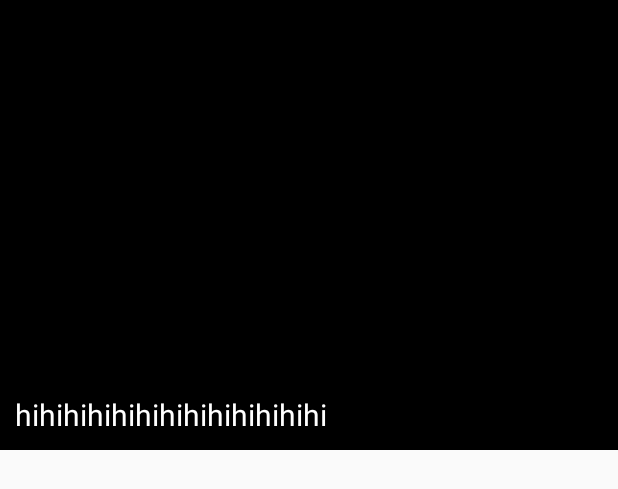
After one commit to ykc415/FlickrSearch, an Android app: the layout photo.xml on its own in the app's theme, with its tools: preview values and no code run, on a phone screen of 412 x 824 dp. The commit adds this screen. Shown: the top 489 px of the screen. Run offline under Robolectric (Android 15) with nearby library versions, the phone set to English and light mode, and no system bars.

Commit message:
사진 보이게하는거까지 구현해봄

```diff
--- a/app/src/main/AndroidManifest.xml
+++ b/app/src/main/AndroidManifest.xml
@@ -1,6 +1,8 @@
 <?xml version="1.0" encoding="utf-8"?>
 <manifest xmlns:android="http://schemas.android.com/apk/res/android"
           package="com.example.flickrsearch">
+
+    <uses-permission android:name="android.permission.INTERNET"/>
 
     <application
             android:name=".FlickrApplication"
--- /dev/null
+++ b/app/src/main/res/layout/photo.xml
@@ -0,0 +1,30 @@
+<?xml version="1.0" encoding="utf-8"?>
+<androidx.constraintlayout.widget.ConstraintLayout
+        xmlns:android="http://schemas.android.com/apk/res/android"
+        xmlns:app="http://schemas.android.com/apk/res-auto"
+        xmlns:tools="http://schemas.android.com/tools"
+        android:layout_width="match_parent"
+        android:layout_height="wrap_content">
+
+    <androidx.appcompat.widget.AppCompatImageView
+            android:id="@+id/imageView"
+            android:layout_width="0dp"
+            android:layout_height="300dp"
+            tools:background="@color/black"
+            app:layout_constraintLeft_toLeftOf="parent"
+            app:layout_constraintRight_toRightOf="parent"
+            app:layout_constraintTop_toTopOf="parent"/>
+
+    <androidx.appcompat.widget.AppCompatTextView
+            android:id="@+id/title"
+            android:layout_width="0dp"
+            android:layout_height="wrap_content"
+            android:textColor="@color/white"
+            tools:text="hihihihihihihihihihihihihi"
+            android:textSize="20dp"
+            android:padding="10dp"
+            app:layout_constraintBottom_toBottomOf="@+id/imageView"
+            app:layout_constraintLeft_toLeftOf="parent"
+            app:layout_constraintRight_toRightOf="parent"/>
+
+</androidx.constraintlayout.widget.ConstraintLayout>
```
Also changed, not shown: app/build.gradle (+7 -6 lines), app/src/main/java/com/example/flickrsearch/FlickrApplication.kt (+8 -1 lines), app/src/main/java/com/example/flickrsearch/di/module.kt (+18 -15 lines), app/src/main/java/com/example/flickrsearch/ui/base/BaseViewModel.kt (added, +14 -0 lines), app/src/main/java/com/example/flickrsearch/ui/main/MainFragment.kt (+31 -29 lines), app/src/main/java/com/example/flickrsearch/ui/main/MainViewModel.kt (+36 -7 lines), app/src/main/java/com/example/flickrsearch/ui/main/MyEpoxyController.kt (deleted, +0 -20 lines), app/src/main/java/com/example/flickrsearch/ui/main/Sample.kt (deleted, +0 -7 lines), app/src/main/java/com/example/flickrsearch/ui/main/SimpleKotlinModel.kt (deleted, +0 -18 lines), app/src/main/java/com/example/flickrsearch/ui/main/model/ButtonModel.kt (renamed from app/src/main/java/com/example/flickrsearch/ui/main/ButtonModel.kt, +8 -9 lines), app/src/main/java/com/example/flickrsearch/ui/main/model/PhotoModel.kt (added, +47 -0 lines), app/src/main/java/com/example/flickrsearch/utils/FlickrUrlParser.kt (added, +12 -0 lines), app/src/main/java/com/example/flickrsearch/utils/extensions/RecyclerViewExtension.kt (added, +13 -0 lines), app/src/main/res/layout/fragment_main.xml (+10 -4 lines).
